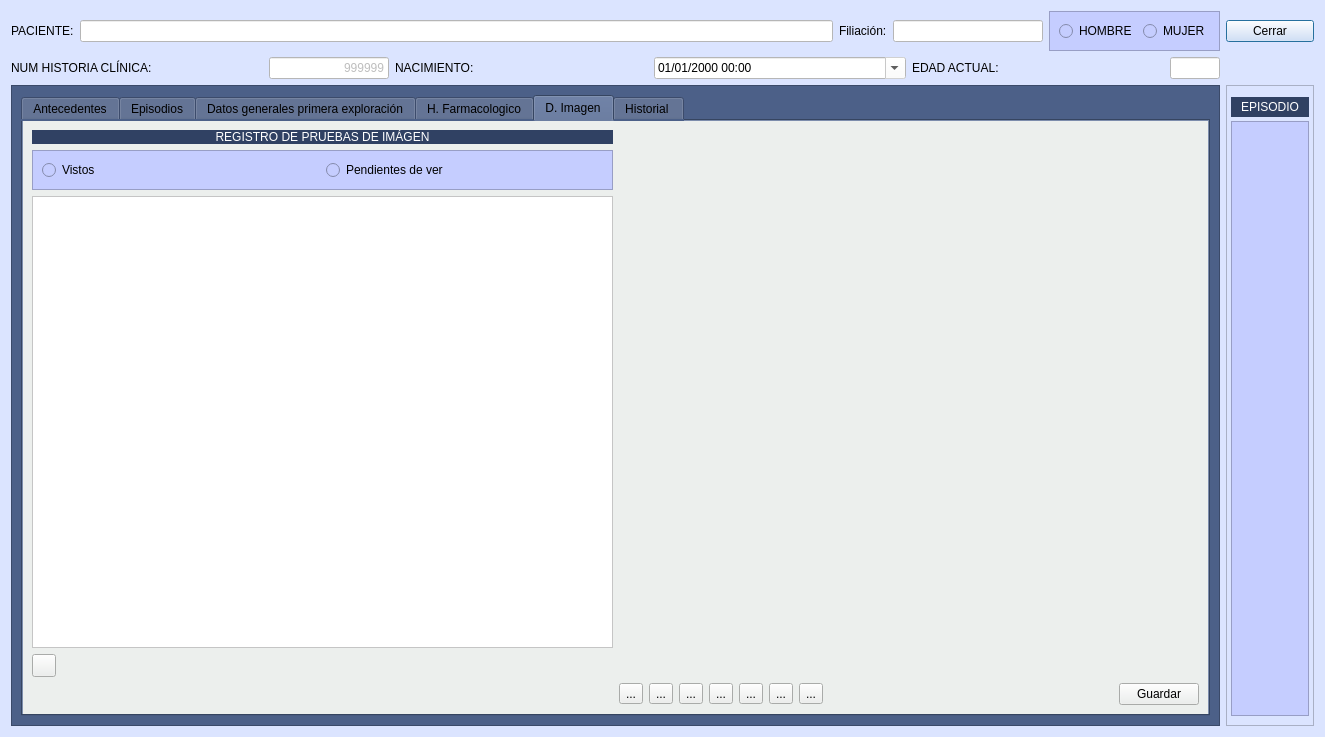
Qt form Zona_Pacientes/frmfichapaciente.ui (arcnexus/RedFoX) before a commit.
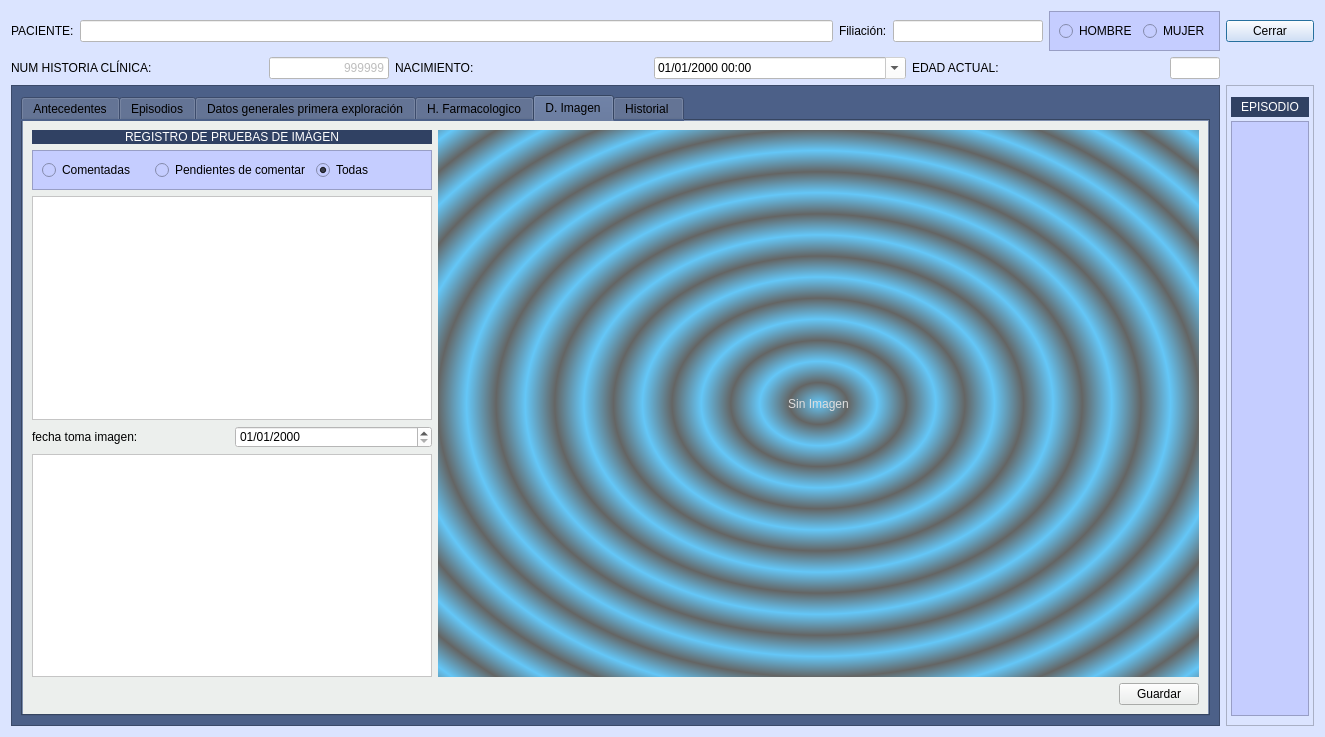
The same form after that commit. The open tabs and pages were chosen to show the change. Icons and pictures are not drawn.

Commit message: Tratamiento general de imagen en ficha de paciente

The edit to the form file:
```diff
--- a/Zona_Pacientes/frmfichapaciente.ui
+++ b/Zona_Pacientes/frmfichapaciente.ui
@@ -3431,13 +3431,27 @@
           <string>D. Imagen</string>
          </attribute>
          <layout class="QGridLayout" name="gridLayout_31">
+          <item row="3" column="1">
+           <widget class="QDateEdit" name="txtFechatomaimagen_pestana_Dimagen">
+            <property name="styleSheet">
+             <string notr="true">background-color: rgb(255, 255, 255);</string>
+            </property>
+            <property name="displayFormat">
+             <string>dd/MM/yyyy</string>
+            </property>
+           </widget>
+          </item>
+          <item row="4" column="0" colspan="2">
+           <widget class="QTextEdit" name="txtComentariosImagen_PestanaDImagen">
+            <property name="styleSheet">
+             <string notr="true">background-color: rgb(255, 255, 255);</string>
+            </property>
+           </widget>
+          </item>
           <item row="3" column="0">
-           <widget class="QToolButton" name="toolButton_22">
-            <property name="toolTip">
-             <string>Ver Imagen</string>
-            </property>
+           <widget class="QLabel" name="label_50">
             <property name="text">
-             <string/>
+             <string>fecha toma imagen:</string>
             </property>
             <property name="icon">
              <iconset resource="../maya.qrc">
@@ -3445,113 +3459,8 @@
             </property>
            </widget>
           </item>
-          <item row="1" column="0">
-           <widget class="QFrame" name="frame_17">
-            <property name="styleSheet">
-             <string notr="true">background-color: rgb(197, 205, 255);</string>
-            </property>
-            <property name="frameShape">
-             <enum>QFrame::StyledPanel</enum>
-            </property>
-            <property name="frameShadow">
-             <enum>QFrame::Raised</enum>
-            </property>
-            <layout class="QHBoxLayout" name="horizontalLayout_10">
-             <item>
-              <widget class="QRadioButton" name="radioButton_14">
-               <property name="text">
-                <string>Vistos</string>
-               </property>
-               <property name="checked">
-                <bool>false</bool>
-               </property>
-              </widget>
-             </item>
-             <item>
-              <widget class="QRadioButton" name="radioButton_15">
-               <property name="text">
-                <string>Pendientes de ver</string>
-               </property>
-               <property name="checked">
-                <bool>false</bool>
-               </property>
-              </widget>
-             </item>
-            </layout>
-           </widget>
-          </item>
-          <item row="0" column="0">
-           <widget class="QLabel" name="label_49">
-            <property name="styleSheet">
-             <string notr="true">background: #304163;
-color: rgb(255,255,255);</string>
-            </property>
-            <property name="text">
-             <string>REGISTRO DE PRUEBAS DE IMÁGEN</string>
-            </property>
-            <property name="alignment">
-             <set>Qt::AlignCenter</set>
-            </property>
-           </widget>
-          </item>
-          <item row="2" column="0">
-           <widget class="QColumnView" name="columnView_5">
-            <property name="styleSheet">
-             <string notr="true">background-color: rgb(255, 255, 255);</string>
-            </property>
-           </widget>
-          </item>
-          <item row="4" column="1">
+          <item row="5" column="2">
            <layout class="QHBoxLayout" name="horizontalLayout_11">
-            <item>
-             <widget class="QToolButton" name="toolButton_19">
-              <property name="text">
-               <string>...</string>
-              </property>
-             </widget>
-            </item>
-            <item>
-             <widget class="QToolButton" name="toolButton_21">
-              <property name="text">
-               <string>...</string>
-              </property>
-             </widget>
-            </item>
-            <item>
-             <widget class="QToolButton" name="toolButton_23">
-              <property name="text">
-               <string>...</string>
-              </property>
-             </widget>
-            </item>
-            <item>
-             <widget class="QToolButton" name="toolButton_24">
-              <property name="text">
-               <string>...</string>
-              </property>
-             </widget>
-            </item>
-            <item>
-             <widget class="QToolButton" name="toolButton_25">
-              <property name="text">
-               <string>...</string>
-              </property>
-             </widget>
-            </item>
-            <item>
-             <widget class="QToolButton" name="toolButton_26">
-              <property name="text">
-               <string>...</string>
-              </property>
-             </widget>
-            </item>
-            <item>
-             <widget class="QToolButton" name="toolButton_27">
-              <property name="text">
-               <string>...</string>
-              </property>
-             </widget>
-            </item>
             <item>
              <spacer name="horizontalSpacer_5">
               <property name="orientation">
@@ -3574,16 +3483,108 @@
             </item>
            </layout>
           </item>
-          <item row="0" column="1" rowspan="3">
-           <widget class="QLabel" name="label_50">
-            <property name="text">
-             <string/>
+          <item row="0" column="2" rowspan="5">
+           <widget class="QLabel" name="lblimagengrande">
+            <property name="styleSheet">
+             <string notr="true">background-color: qradialgradient(spread:repeat, cx:0.5, cy:0.5, radius:0.077, fx:0.5, fy:0.5, stop:0 rgba(0, 169, 255, 147), stop:0.497326 rgba(0, 0, 0, 147), stop:1 rgba(0, 169, 255, 147));
+color: rgb(222, 222, 222);</string>
             </property>
-            <property name="pixmap">
-             <pixmap resource="../maya.qrc">:/Icons/jpg/rx.jpg</pixmap>
+            <property name="text">
+             <string>Sin Imagen</string>
             </property>
             <property name="scaledContents">
              <bool>true</bool>
+            </property>
+            <property name="alignment">
+             <set>Qt::AlignCenter</set>
+            </property>
+           </widget>
+          </item>
+          <item row="2" column="0" colspan="2">
+           <widget class="QTableView" name="listaImagenes_pestana_dimagen">
+            <property name="minimumSize">
+             <size>
+              <width>400</width>
+              <height>0</height>
+             </size>
+            </property>
+            <property name="maximumSize">
+             <size>
+              <width>400</width>
+              <height>16777215</height>
+             </size>
+            </property>
+            <property name="styleSheet">
+             <string notr="true">background-color: rgb(255, 255, 255);
+alternate-background-color: rgb(255, 255, 218);</string>
+            </property>
+            <property name="alternatingRowColors">
+             <bool>true</bool>
+            </property>
+            <property name="selectionBehavior">
+             <enum>QAbstractItemView::SelectRows</enum>
+            </property>
+            <property name="gridStyle">
+             <enum>Qt::DotLine</enum>
+            </property>
+           </widget>
+          </item>
+          <item row="1" column="0" colspan="2">
+           <widget class="QFrame" name="frame_17">
+            <property name="styleSheet">
+             <string notr="true">background-color: rgb(197, 205, 255);</string>
+            </property>
+            <property name="frameShape">
+             <enum>QFrame::StyledPanel</enum>
+            </property>
+            <property name="frameShadow">
+             <enum>QFrame::Raised</enum>
+            </property>
+            <layout class="QHBoxLayout" name="horizontalLayout_10">
+             <item>
+              <widget class="QRadioButton" name="radioButton_14">
+               <property name="text">
+                <string>Comentadas</string>
+               </property>
+               <property name="checked">
+                <bool>false</bool>
+               </property>
+              </widget>
+             </item>
+             <item>
+              <widget class="QRadioButton" name="radioButton_15">
+               <property name="text">
+                <string>Pendientes de comentar</string>
+               </property>
+               <property name="checked">
+                <bool>false</bool>
+               </property>
+              </widget>
+             </item>
+             <item>
+              <widget class="QRadioButton" name="radioButton">
+               <property name="text">
+                <string>Todas</string>
+               </property>
+               <property name="checked">
+                <bool>true</bool>
+               </property>
+              </widget>
+             </item>
+            </layout>
+           </widget>
+          </item>
+          <item row="0" column="0" colspan="2">
+           <widget class="QLabel" name="label_49">
+            <property name="styleSheet">
+             <string notr="true">background: #304163;
+color: rgb(255,255,255);</string>
+            </property>
+            <property name="text">
+             <string>REGISTRO DE PRUEBAS DE IMÁGEN</string>
+            </property>
+            <property name="alignment">
+             <set>Qt::AlignCenter</set>
             </property>
            </widget>
           </item>
```
Left out of the diff: 136 changed lines with no effect on the pictures. The commit also changes 4 other files.
